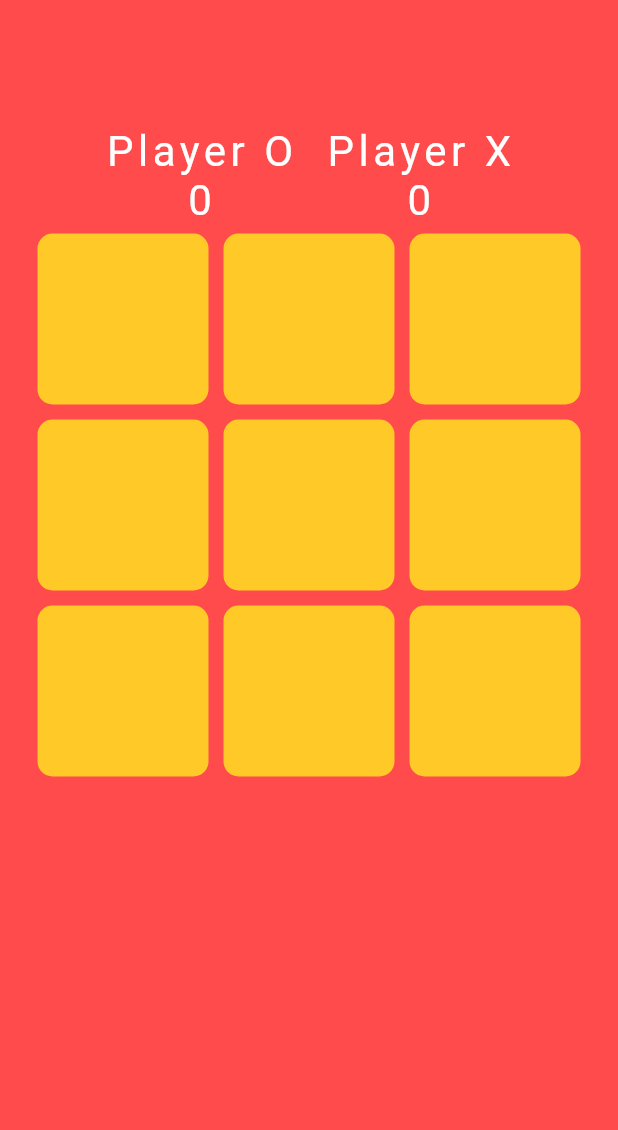
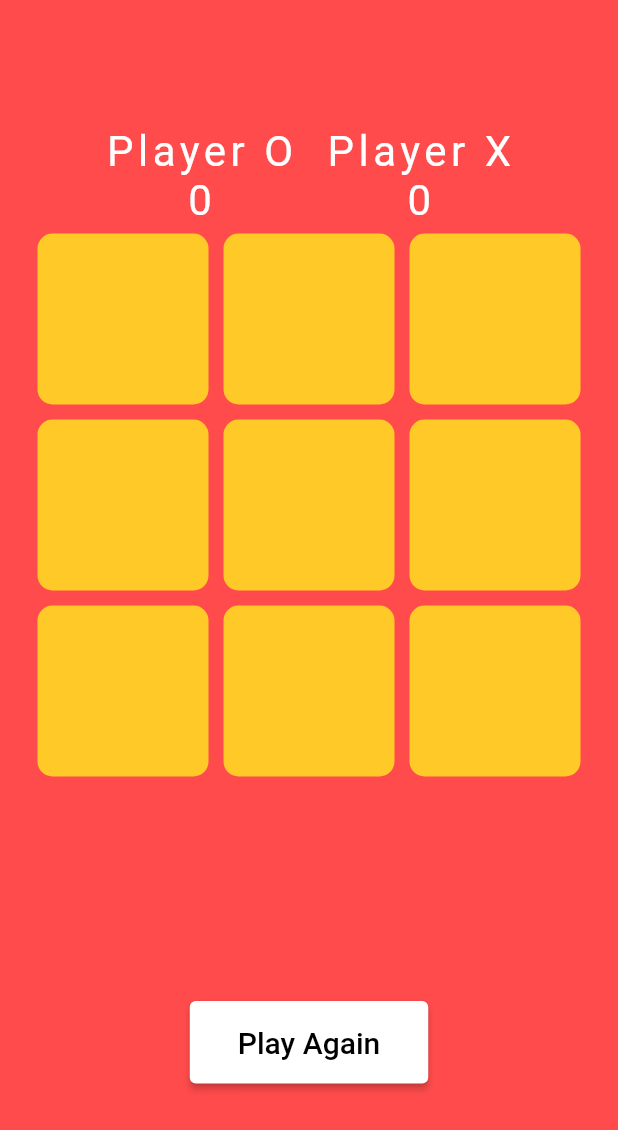
Before and after one commit to Supasek555/Tic_Tac_Toe_Flutter, a Flutter app: the screen it shows after launch, on a phone screen of 412 x 824 dp. Shown: the top 1130 px of the screen. Run offline on Flutter 3.47's test engine with Material 2 defaults, Android fonts, the phone set to English and light mode, and no system bars; our stand-ins replace google_fonts; Roboto replaces fonts that are missing (Coiny).

```diff
--- a/lib/screens/game.dart
+++ b/lib/screens/game.dart
@@ -106,9 +106,33 @@ class _GameScreenState extends State<GameScreen> {
                 )),
             Expanded(
               flex: 2,
-              child: Text(
-                resultDeclaration,
-                style: customFontWhite,
+              child: Center(
+                child: Column(
+                  mainAxisAlignment: MainAxisAlignment.center,
+                  children: [
+                    Text(
+                      resultDeclaration,
+                      style: customFontWhite,
+                    ),
+                    SizedBox(height: 10),
+                    ElevatedButton(
+                      onPressed: () {
+                        _clearBoard();
+                      },
+                      child: Text(
+                        "Play Again",
+                        style: TextStyle(
+                          fontSize: 20,
+                          color: Colors.black,
+                        ),
+                      ),
+                      style: ElevatedButton.styleFrom(
+                          backgroundColor: Colors.white,
+                          padding: EdgeInsets.symmetric(
+                              horizontal: 32, vertical: 16)),
+                    )
+                  ],
+                ),
               ),
             ),
           ],
@@ -237,4 +261,15 @@ class _GameScreenState extends State<GameScreen> {
     }
     winnerFound = true;
   }
+
+  void _clearBoard() {
+    setState(() {
+      for (int i = 0; i < 9; i++) {
+        displayXO[i] = '';
+      }
+      resultDeclaration = '';
+      winnerFound = false;
+    });
+    filledBox = 0;
+  }
 }
```
